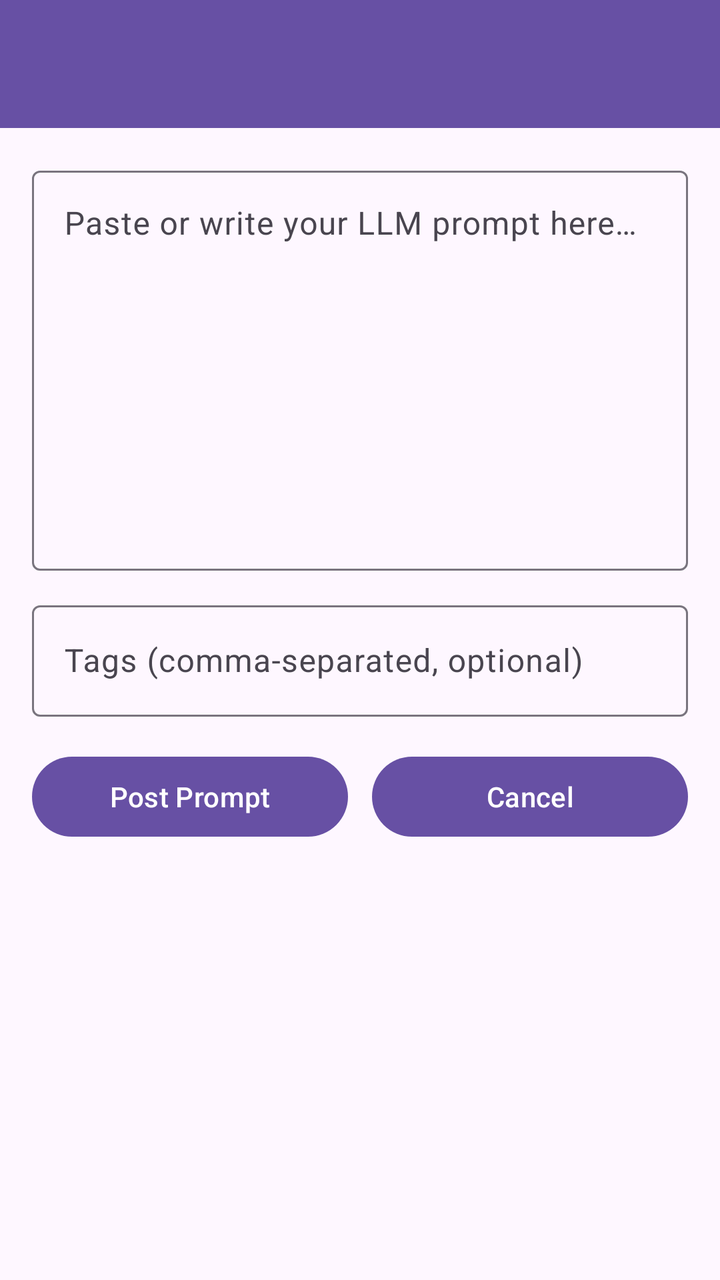
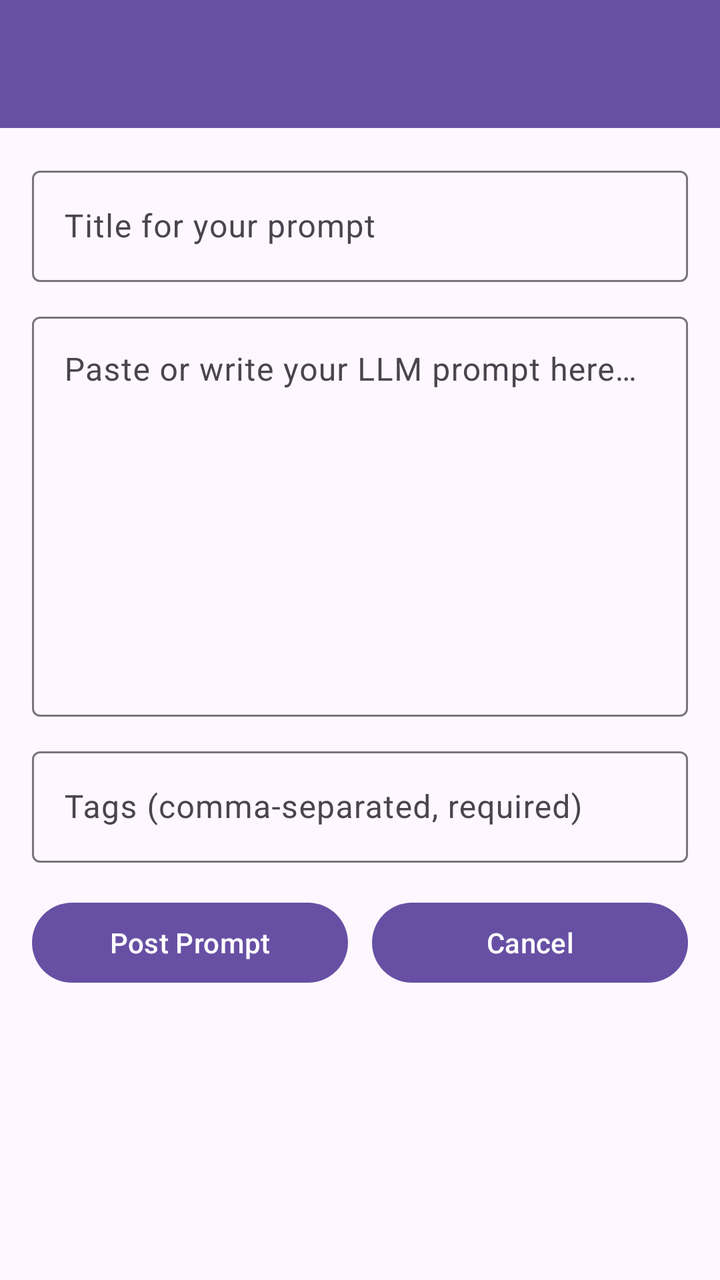

Two renders of the same Android screen: before a commit and after it. Below are the layout's source before the change and the commit's diff.
<!-- AndroidManifest.xml: application theme Theme.BestLLM -->
<!-- res/layout/activity_create_prompt.xml -->
<?xml version="1.0" encoding="utf-8"?>
<LinearLayout
    xmlns:android="http://schemas.android.com/apk/res/android"
    xmlns:app="http://schemas.android.com/apk/res-auto"
    android:orientation="vertical"
    android:layout_width="match_parent"
    android:layout_height="match_parent">

<com.google.android.material.appbar.MaterialToolbar
android:id="@+id/toolbar"
android:layout_width="match_parent"
android:layout_height="?attr/actionBarSize"
android:background="?attr/colorPrimary"
android:theme="@style/ThemeOverlay.MaterialComponents.Dark.ActionBar"
app:titleCentered="true" />

<ScrollView
android:layout_width="match_parent"
android:layout_height="match_parent"
android:fillViewport="true">

<LinearLayout
    android:layout_width="match_parent"
    android:layout_height="wrap_content"
    android:orientation="vertical"
    android:padding="16dp">

    <com.google.android.material.textfield.TextInputLayout
        android:layout_width="match_parent"
        android:layout_height="wrap_content"
        android:hint="@string/prompt_hint">

        <com.google.android.material.textfield.TextInputEditText
            android:id="@+id/editTextPrompt"
            android:layout_width="match_parent"
            android:layout_height="200dp"
            android:gravity="top|start"
            android:inputType="textMultiLine"
            android:maxLines="10" />
    </com.google.android.material.textfield.TextInputLayout>

    <com.google.android.material.textfield.TextInputLayout
        android:layout_width="match_parent"
        android:layout_height="wrap_content"
        android:layout_marginTop="12dp"
        android:hint="@string/tags_hint">

        <com.google.android.material.textfield.TextInputEditText
            android:id="@+id/editTextTags"
            android:layout_width="match_parent"
            android:layout_height="wrap_content"
            android:inputType="text" />
    </com.google.android.material.textfield.TextInputLayout>

    <com.google.android.material.progressindicator.CircularProgressIndicator
        android:id="@+id/progressBar"
        android:layout_width="40dp"
        android:layout_height="40dp"
        android:layout_gravity="center"
        android:visibility="gone"
        android:layout_marginTop="12dp" />

    <LinearLayout
        android:layout_width="match_parent"
        android:layout_height="wrap_content"
        android:orientation="horizontal"
        android:layout_marginTop="16dp">

        <Button
            android:id="@+id/buttonCreatePrompt"
            android:layout_width="0dp"
            android:layout_height="wrap_content"
            android:layout_weight="1"
            android:text="@string/post_prompt" />

        <View
            android:layout_width="12dp"
            android:layout_height="1dp" />

        <Button
            android:id="@+id/buttonCancel"
            android:layout_width="0dp"
            android:layout_height="wrap_content"
            android:layout_weight="1"
            android:text="@string/cancel" />
    </LinearLayout>
</LinearLayout>
</ScrollView>
    </LinearLayout>
<!-- resources referenced by this layout -->
<resources>
  <string name="cancel">Cancel</string>
  <string name="post_prompt">Post Prompt</string>
  <string name="prompt_hint">Paste or write your LLM prompt here…</string>
  <string name="tags_hint">Tags (comma-separated, optional)</string>
  <style name="Theme.BestLLM" parent="Base.Theme.BestLLM" />
  <style name="Base.Theme.BestLLM" parent="Theme.Material3.DayNight.NoActionBar">
          
          
      </style>
</resources>

<!-- the commit's change to res/layout/activity_create_prompt.xml (unified diff, before → after) -->
@@ -28,6 +28,20 @@ android:fillViewport="true">
     <com.google.android.material.textfield.TextInputLayout
         android:layout_width="match_parent"
         android:layout_height="wrap_content"
+        android:hint="@string/title_hint">
+
+        <com.google.android.material.textfield.TextInputEditText
+            android:id="@+id/editTextTitle"
+            android:layout_width="match_parent"
+            android:layout_height="wrap_content"
+            android:inputType="text"
+            android:maxLength="100" />
+    </com.google.android.material.textfield.TextInputLayout>
+
+    <com.google.android.material.textfield.TextInputLayout
+        android:layout_width="match_parent"
+        android:layout_height="wrap_content"
+        android:layout_marginTop="12dp"
         android:hint="@string/prompt_hint">
 
         <com.google.android.material.textfield.TextInputEditText
@@ -43,7 +57,7 @@ android:fillViewport="true">
         android:layout_width="match_parent"
         android:layout_height="wrap_content"
         android:layout_marginTop="12dp"
-        android:hint="@string/tags_hint">
+        android:hint="@string/tags_required_hint">
 
         <com.google.android.material.textfield.TextInputEditText
             android:id="@+id/editTextTags"
<!-- resource entries referenced after the edit -->
@@ -3,7 +3,8 @@
   <string name="cancel">Cancel</string>
   <string name="post_prompt">Post Prompt</string>
   <string name="prompt_hint">Paste or write your LLM prompt here…</string>
-  <string name="tags_hint">Tags (comma-separated, optional)</string>
+  <string name="tags_required_hint">Tags (comma-separated, required)</string>
+  <string name="title_hint">Title for your prompt</string>
   <style name="Theme.BestLLM" parent="Base.Theme.BestLLM" />
   <style name="Base.Theme.BestLLM" parent="Theme.Material3.DayNight.NoActionBar">
           
